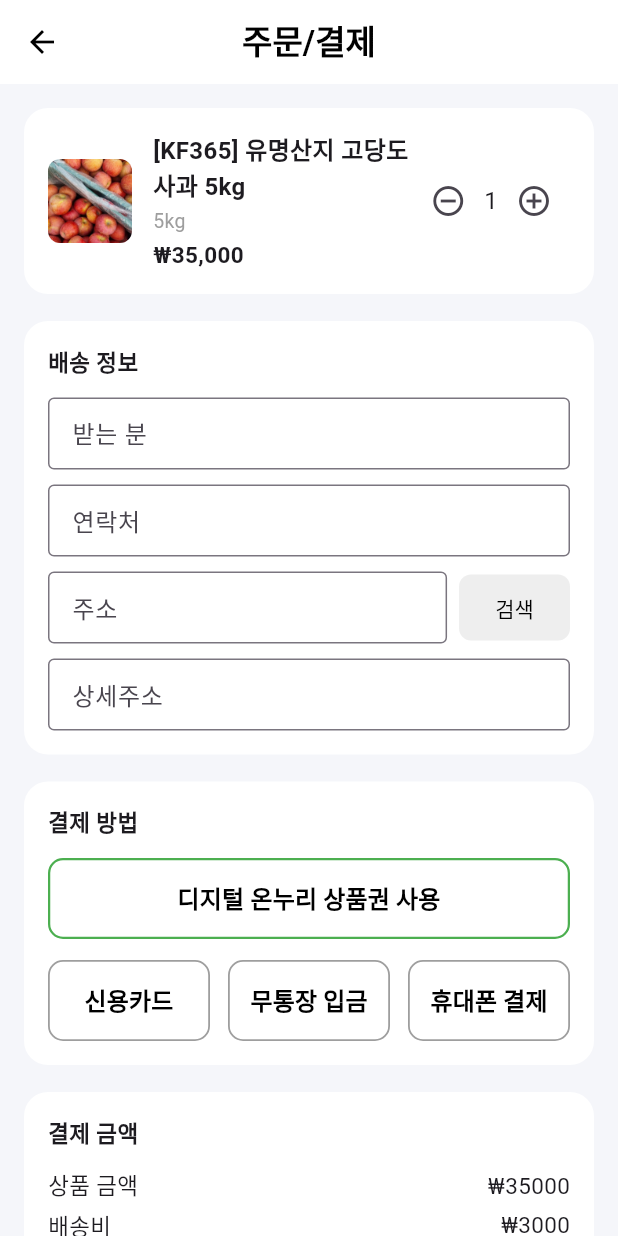
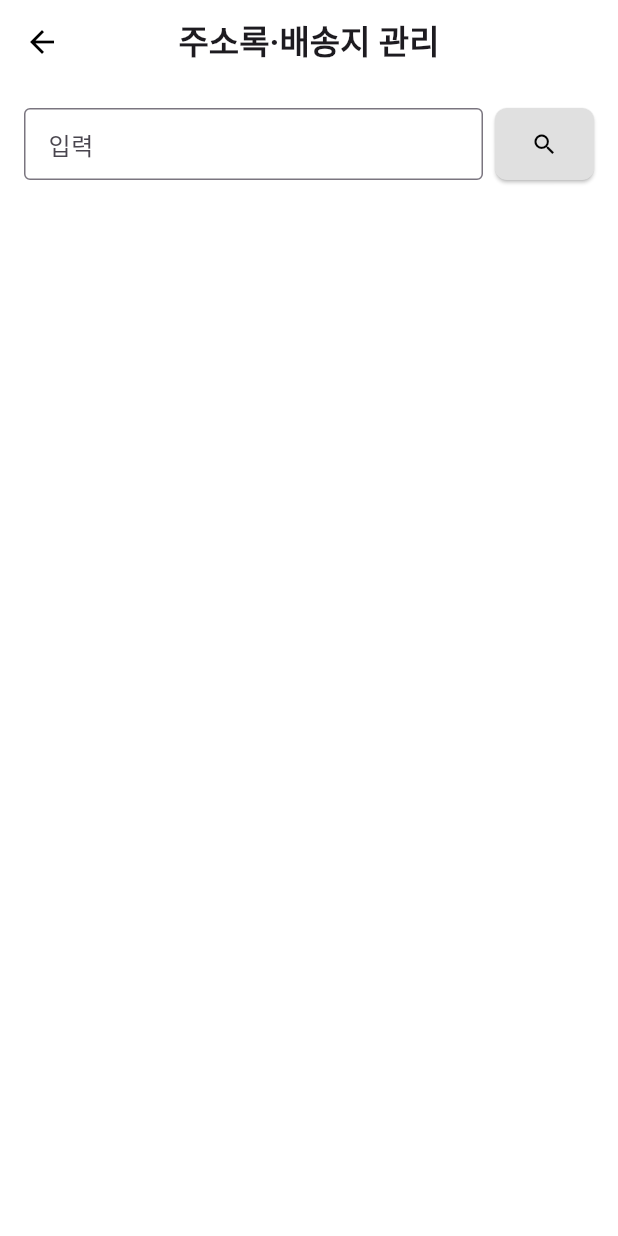
Before and after one commit to hoonly01/2025_KHUTHON_TEAM_ruralmouse, a Flutter app: the OrderPage screen opened directly, after a tap on "검색", on a phone screen of 412 x 824 dp. Run offline on Flutter 3.47's test engine with Material 3 defaults, Android fonts, the phone set to English and light mode, and no system bars; our stand-ins replace flutter_map, image_picker, latlong2.

Commit message:
주소수정최종

```diff
--- a/client/lib/main.dart
+++ b/client/lib/main.dart
@@ -266,6 +266,8 @@ class _ProductDetailPageState extends State<ProductDetailPage> {
 
   // 각 섹션의 위치를 저장
   final Map<int, double> _sectionOffsets = {};
+
+  bool _isFavorite = false;
 
   @override
   void initState() {
@@ -496,8 +498,15 @@ class _ProductDetailPageState extends State<ProductDetailPage> {
                 shape: BoxShape.circle,
               ),
               child: IconButton(
-                icon: const Icon(Icons.favorite_border, color: Colors.black54),
-                onPressed: () {},
+                icon: Icon(
+                  _isFavorite ? Icons.favorite : Icons.favorite_border,
+                  color: _isFavorite ? Colors.red : Colors.black54,
+                ),
+                onPressed: () {
+                  setState(() {
+                    _isFavorite = !_isFavorite;
+                  });
+                },
               ),
             ),
             const SizedBox(width: 12),
@@ -1025,7 +1034,18 @@ class _OrderPageState extends State<OrderPage> {
                                 borderRadius: BorderRadius.circular(8),
                               ),
                             ),
-                            onPressed: () {},
+                            onPressed: () async {
+                              final result = await Navigator.of(context).push(
+                                MaterialPageRoute(
+                                  builder: (_) => const AddressSearchDemoPage(),
+                                ),
+                              );
+                              if (result != null && result is String) {
+                                setState(() {
+                                  addressController.text = result;
+                                });
+                              }
+                            },
                             child: const Text('검색'),
                           ),
                         ),
@@ -2794,3 +2814,138 @@ class _ProductPreviewPageState extends State<ProductPreviewPage> {
     );
   }
 }
+
+// 주소 검색 데모 페이지
+class AddressSearchDemoPage extends StatefulWidget {
+  const AddressSearchDemoPage({super.key});
+
+  @override
+  State<AddressSearchDemoPage> createState() => _AddressSearchDemoPageState();
+}
+
+class _AddressSearchDemoPageState extends State<AddressSearchDemoPage> {
+  final TextEditingController _controller = TextEditingController();
+  String _searchResult = '';
+  bool _searched = false;
+
+  void _onSearch() {
+    setState(() {
+      _searched = true;
+      if (_controller.text.trim() == '경희대 국제캠' || _controller.text.trim() == '경희대학교 국제캠퍼스') {
+        _searchResult = 'found';
+      } else {
+        _searchResult = 'none';
+      }
+    });
+  }
+
+  void _selectAddress(String address) {
+    Navigator.of(context).pop(address);
+  }
+
+  @override
+  Widget build(BuildContext context) {
+    return Scaffold(
+      appBar: AppBar(
+        title: const Text('주소록·배송지 관리', style: TextStyle(fontWeight: FontWeight.bold)),
+        centerTitle: true,
+        backgroundColor: Colors.white,
+        elevation: 0,
+        iconTheme: const IconThemeData(color: Colors.black),
+      ),
+      backgroundColor: Colors.white,
+      body: Column(
+        children: [
+          Padding(
+            padding: const EdgeInsets.symmetric(horizontal: 16, vertical: 16),
+            child: Row(
+              children: [
+                Expanded(
+                  child: TextField(
+                    controller: _controller,
+                    decoration: InputDecoration(
+                      hintText: '입력',
+                      border: OutlineInputBorder(),
+                      isDense: true,
+                      contentPadding: const EdgeInsets.symmetric(vertical: 12, horizontal: 12),
+                    ),
+                    onSubmitted: (_) => _onSearch(),
+                  ),
+                ),
+                const SizedBox(width: 8),
+                SizedBox(
+                  height: 48,
+                  child: ElevatedButton(
+                    style: ElevatedButton.styleFrom(
+                      backgroundColor: Colors.grey[300],
+                      shape: RoundedRectangleBorder(borderRadius: BorderRadius.circular(8)),
+                    ),
+                    onPressed: _onSearch,
+                    child: const Icon(Icons.search, color: Colors.black),
+                  ),
+                ),
+              ],
+            ),
+          ),
+          if (_searched && _searchResult == 'found') ...[
+            Padding(
+              padding: const EdgeInsets.symmetric(horizontal: 16, vertical: 4),
+              child: Row(
+                children: const [
+                  Text('1건', style: TextStyle(fontWeight: FontWeight.bold)),
+                  SizedBox(width: 16),
+                  Text('시/도', style: TextStyle(color: Colors.blue, fontWeight: FontWeight.bold)),
+                  SizedBox(width: 8),
+                  Text('시/군/구', style: TextStyle(color: Colors.grey)),
+                ],
+              ),
+            ),
+            Container(
+              margin: const EdgeInsets.symmetric(horizontal: 0, vertical: 8),
+              padding: const EdgeInsets.symmetric(horizontal: 0, vertical: 0),
+              child: Column(
+                children: [
+                  GestureDetector(
+                    onTap: () => _selectAddress('경기도 용인시 기흥구 덕영대로 1732'),
+                    child: Container(
+                      color: Colors.grey[100],
+                      padding: const EdgeInsets.symmetric(vertical: 8, horizontal: 16),
+                      child: Row(
+                        children: const [
+                          Text('도로명', style: TextStyle(color: Colors.grey, fontWeight: FontWeight.bold)),
+                          SizedBox(width: 12),
+                          Expanded(child: Text('경기도 용인시 기흥구 덕영대로 1732')),
+                          SizedBox(width: 8),
+                          Text('[17104]', style: TextStyle(color: Colors.grey)),
+                        ],
+                      ),
+                    ),
+                  ),
+                  GestureDetector(
+                    onTap: () => _selectAddress('경기도 용인시 기흥구 서천동 1 경희대학교 국제캠퍼스'),
+                    child: Container(
+                      color: Colors.white,
+                      padding: const EdgeInsets.symmetric(vertical: 8, horizontal: 16),
+                      child: Row(
+                        children: const [
+                          Text('지번', style: TextStyle(color: Colors.grey, fontWeight: FontWeight.bold)),
+                          SizedBox(width: 12),
+                          Expanded(child: Text('경기도 용인시 기흥구 서천동 1 경희대학교 국제캠퍼스')),
+                        ],
+                      ),
+                    ),
+                  ),
+                ],
+              ),
+            ),
+          ] else if (_searched && _searchResult == 'none') ...[
+            const Padding(
+              padding: EdgeInsets.symmetric(vertical: 32),
+              child: Text('검색 결과 없음', style: TextStyle(color: Colors.grey, fontSize: 16)),
+            ),
+          ],
+        ],
+      ),
+    );
+  }
+}
```
Lines whose indentation alone changed are shown as unchanged.
